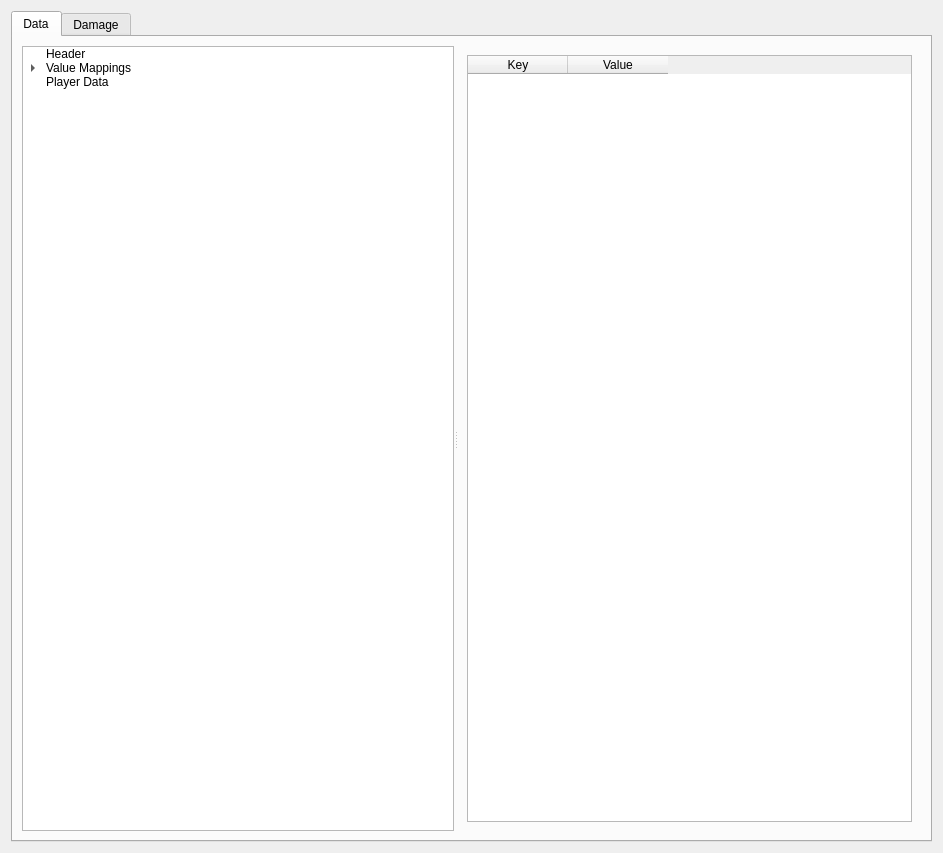
This is frontend/uh/forms/RecordingView.ui in reframedultimate/ReFramed as Qt 5 draws it before an edit. The edited form follows.
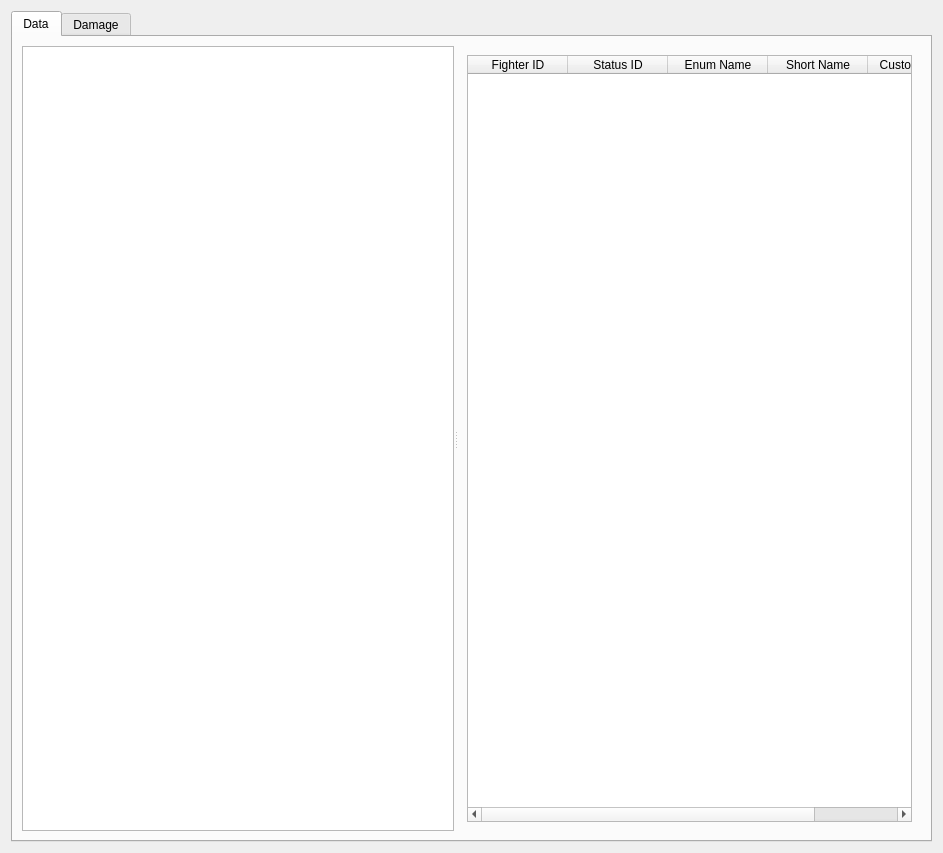
This is the edited form. The open tabs and pages were chosen to show the change.

Commit message: Load recording data into tables

Patch:
```diff
--- a/frontend/uh/forms/RecordingView.ui
+++ b/frontend/uh/forms/RecordingView.ui
@@ -44,36 +44,6 @@
             <string/>
            </property>
           </column>
-          <item>
-           <property name="text">
-            <string>Header</string>
-           </property>
-          </item>
-          <item>
-           <property name="text">
-            <string>Value Mappings</string>
-           </property>
-           <item>
-            <property name="text">
-             <string>Stage IDs</string>
-            </property>
-           </item>
-           <item>
-            <property name="text">
-             <string>Fighter IDs</string>
-            </property>
-           </item>
-           <item>
-            <property name="text">
-             <string>Status IDs</string>
-            </property>
-           </item>
-          </item>
-          <item>
-           <property name="text">
-            <string>Player Data</string>
-           </property>
-          </item>
          </widget>
          <widget class="QStackedWidget" name="stackedWidget">
           <property name="currentIndex">
@@ -151,6 +121,46 @@
             </item>
            </layout>
           </widget>
+          <widget class="QWidget" name="page_specificStatusIDs">
+           <layout class="QVBoxLayout" name="verticalLayout_7">
+            <item>
+             <widget class="QTableWidget" name="tableWidget_specificStatusIDs">
+              <column>
+               <property name="text">
+                <string>Fighter ID</string>
+               </property>
+              </column>
+              <column>
+               <property name="text">
+                <string>Status ID</string>
+               </property>
+              </column>
+              <column>
+               <property name="text">
+                <string>Enum Name</string>
+               </property>
+              </column>
+              <column>
+               <property name="text">
+                <string>Short Name</string>
+               </property>
+              </column>
+              <column>
+               <property name="text">
+                <string>Custom Name</string>
+               </property>
+              </column>
+             </widget>
+            </item>
+           </layout>
+          </widget>
+          <widget class="QWidget" name="page_playerData">
+           <layout class="QVBoxLayout" name="verticalLayout_8">
+            <item>
+             <widget class="QStackedWidget" name="stackedWidget_playerData"/>
+            </item>
+           </layout>
+          </widget>
          </widget>
         </widget>
        </item>
```
Left out of the diff: 22 changed lines with no effect on the pictures. The commit also changes 11 other files.
